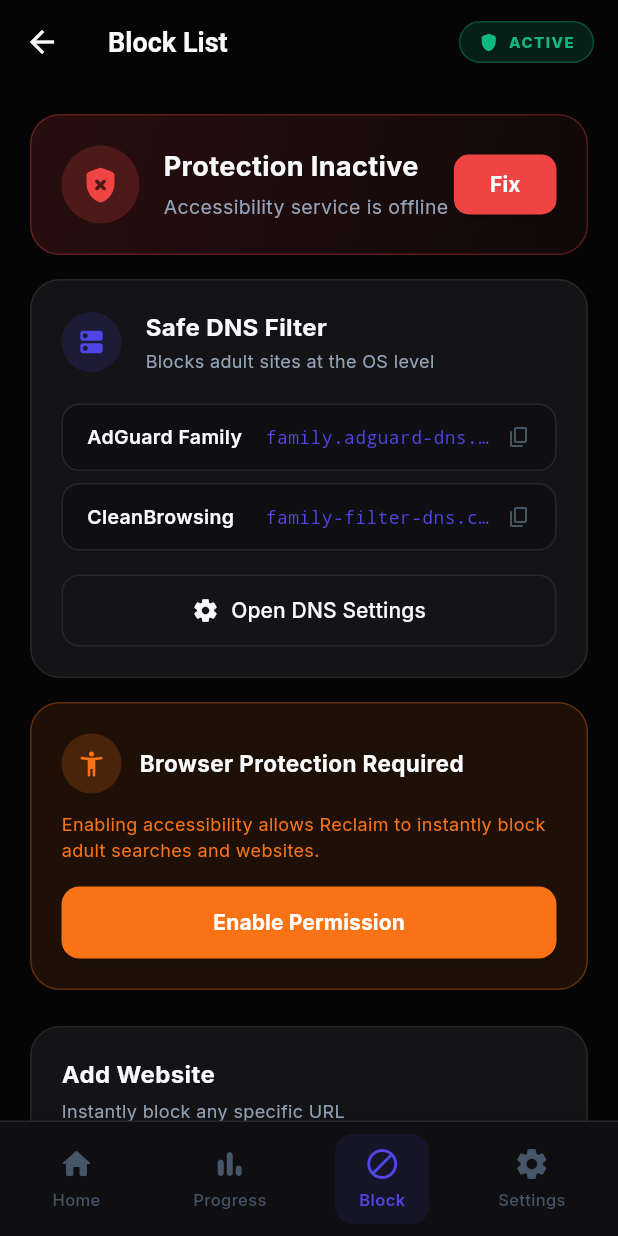
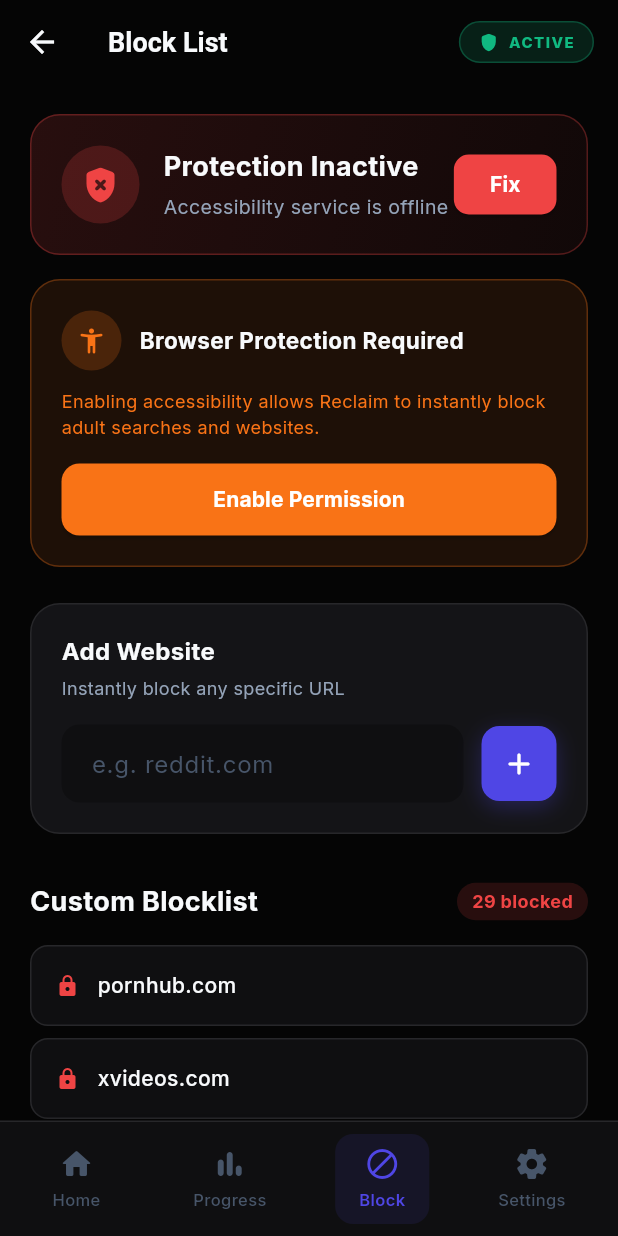
Before and after one commit to md4n4s28/reclaim, a Flutter app: the BlockScreen screen opened by its route, on a phone screen of 412 x 824 dp. Run offline on Flutter 3.47's test engine with Material 3 defaults, Android fonts, the phone set to English and light mode, and no system bars; drawn by our look-alikes of flutter_animate; our stand-ins replace fl_chart, flutter_local_notifications, google_fonts, percent_indicator, shared_preferences, table_calendar; accounts and stored records are empty; statements that could not run were skipped.

Commit message:
replace familiy.adguard dns to normal adguard dns

```diff
--- a/lib/core/app_provider.dart
+++ b/lib/core/app_provider.dart
@@ -319,20 +319,17 @@ class AppProvider extends ChangeNotifier {
   ];
 
   static final List<String> _defaultDNS = [
-    // AdGuard DNS - Blocks ads and trackers
+    // AdGuard DNS - Standard
     '94.140.14.14',
     '94.140.15.15',
-    // AdGuard Family Protection - Blocks adult content
-    '94.140.14.15',
-    '94.140.15.16',
-    // Cloudflare Family - Blocks malware and adult content
-    '1.1.1.3',
-    '1.0.0.3',
-    // CleanBrowsing Family Filter
-    '185.228.168.168',
-    '185.228.169.168',
-    // OpenDNS FamilyShield
-    '208.67.222.123',
-    '208.67.220.123',
+    // Cloudflare - Standard
+    '1.1.1.1',
+    '1.0.0.1',
+    // Quad9
+    '9.9.9.9',
+    '149.112.112.112',
+    // OpenDNS
+    '208.67.222.222',
+    '208.67.220.220',
   ];
 }
--- a/lib/features/block/block_screen.dart
+++ b/lib/features/block/block_screen.dart
@@ -96,8 +96,6 @@ class _BlockScreenState extends State<BlockScreen> with WidgetsBindingObserver {
           children: [
             _ProtectionStatus(provider: provider),
             const SizedBox(height: 16),
-            _PrivateDNSCard(provider: provider),
-            const SizedBox(height: 16),
             _SetupCard(provider: provider),
             const SizedBox(height: 24),
             _AddSiteCard(controller: _urlController, onAdd: _addSite),
@@ -184,131 +182,6 @@ class _ProtectionStatus extends StatelessWidget {
               child: const Text('Fix', style: TextStyle(fontWeight: FontWeight.w700)),
             ),
         ],
-      ),
-    );
-  }
-}
-
-class _PrivateDNSCard extends StatelessWidget {
-  final AppProvider provider;
-  const _PrivateDNSCard({required this.provider});
-
-  @override
-  Widget build(BuildContext context) {
-    return Container(
-      padding: const EdgeInsets.all(20),
-      decoration: BoxDecoration(
-        color: AppColors.card,
-        borderRadius: BorderRadius.circular(20),
-        border: Border.all(color: AppColors.border),
-      ),
-      child: Column(
-        crossAxisAlignment: CrossAxisAlignment.start,
-        children: [
-          Row(
-            children: [
-              Container(
-                padding: const EdgeInsets.all(10),
-                decoration: BoxDecoration(
-                  color: AppColors.primary.withOpacity(0.15),
-                  shape: BoxShape.circle,
-                ),
-                child: const Icon(Icons.dns_rounded, color: AppColors.primary, size: 20),
-              ),
-              const SizedBox(width: 16),
-              const Expanded(
-                child: Column(
-                  crossAxisAlignment: CrossAxisAlignment.start,
-                  children: [
-                    Text('Safe DNS Filter', style: TextStyle(color: AppColors.textPrimary, fontSize: 16, fontWeight: FontWeight.w700)),
-                    SizedBox(height: 2),
-                    Text('Blocks adult sites at the OS level', style: TextStyle(color: AppColors.textSecondary, fontSize: 12)),
-                  ],
-                ),
-              ),
-            ],
-          ),
-          const SizedBox(height: 20),
-          _DNSCopyRow(label: 'AdGuard Family', url: 'family.adguard-dns.com'),
-          const SizedBox(height: 8),
-          _DNSCopyRow(label: 'CleanBrowsing', url: 'family-filter-dns.cleanbrowsing.org'),
-          const SizedBox(height: 16),
-          if (provider.isAccessibilityEnabled)
-            Container(
-              margin: const EdgeInsets.only(bottom: 16),
-              padding: const EdgeInsets.all(12),
-              decoration: BoxDecoration(
-                color: AppColors.warning.withOpacity(0.1),
-                borderRadius: BorderRadius.circular(10),
-                border: Border.all(color: AppColors.warning.withOpacity(0.3)),
-              ),
-              child: const Row(
-                children: [
-                  Icon(Icons.lock_rounded, color: AppColors.warning, size: 16),
-                  SizedBox(width: 8),
-                  Expanded(
-                    child: Text(
-                      'Strict Mode is ON. DNS settings cannot be disabled without removing protection first.',
-                      style: TextStyle(color: AppColors.warning, fontSize: 11, fontWeight: FontWeight.w500),
-                    ),
-                  ),
-                ],
-              ),
-            ),
-          SizedBox(
-            width: double.infinity,
-            child: OutlinedButton.icon(
-              icon: const Icon(Icons.settings_rounded, size: 18),
-              label: const Text('Open DNS Settings'),
-              style: OutlinedButton.styleFrom(
-                foregroundColor: AppColors.textPrimary,
-                side: const BorderSide(color: AppColors.border),
-                padding: const EdgeInsets.symmetric(vertical: 14),
-                shape: RoundedRectangleBorder(borderRadius: BorderRadius.circular(12)),
-              ),
-              onPressed: () => provider.openPrivateDnsSettings(),
-            ),
-          ),
-        ],
-      ),
-    );
-  }
-}
-
-class _DNSCopyRow extends StatelessWidget {
-  final String label;
-  final String url;
-  const _DNSCopyRow({required this.label, required this.url});
-
-  @override
-  Widget build(BuildContext context) {
-    return GestureDetector(
-      onTap: () {
-        Clipboard.setData(ClipboardData(text: url));
-        ScaffoldMessenger.of(context).showSnackBar(SnackBar(content: Text('📋 $label copied!'), duration: const Duration(seconds: 1)));
-      },
-      child: Container(
-        padding: const EdgeInsets.symmetric(horizontal: 16, vertical: 12),
-        decoration: BoxDecoration(
-          color: AppColors.surface,
-          borderRadius: BorderRadius.circular(12),
-          border: Border.all(color: AppColors.border),
-        ),
-        child: Row(
-          children: [
-            Expanded(
-              flex: 2,
-              child: Text(label, style: const TextStyle(color: AppColors.textPrimary, fontSize: 13, fontWeight: FontWeight.w600), overflow: TextOverflow.ellipsis),
-            ),
-            const SizedBox(width: 8),
-            Flexible(
-              flex: 3,
-              child: Text(url, style: const TextStyle(color: AppColors.primary, fontSize: 12, fontFamily: 'monospace'), textAlign: TextAlign.end, overflow: TextOverflow.ellipsis),
-            ),
-            const SizedBox(width: 12),
-            const Icon(Icons.copy_rounded, size: 16, color: AppColors.textMuted),
-          ],
-        ),
       ),
     );
   }
--- a/lib/features/settings/advanced_protection_screen.dart
+++ b/lib/features/settings/advanced_protection_screen.dart
@@ -300,7 +300,7 @@ class _StrictModeStatusCard extends StatelessWidget {
           const SizedBox(height: 16),
           Text(
             provider.isAccessibilityEnabled
-                ? '✅ Strict Mode is currently ACTIVE. System settings like Private DNS and Device Admin cannot be easily disabled.'
+                ? '✅ Strict Mode is currently ACTIVE. System settings like Device Admin cannot be easily disabled.'
                 : '❌ Strict Mode is currently INACTIVE. Enable Browser Protection to lock down your settings.',
             style: TextStyle(
               color: provider.isAccessibilityEnabled ? AppColors.accent : AppColors.danger,
```
Also changed, not shown: 3 other files.
